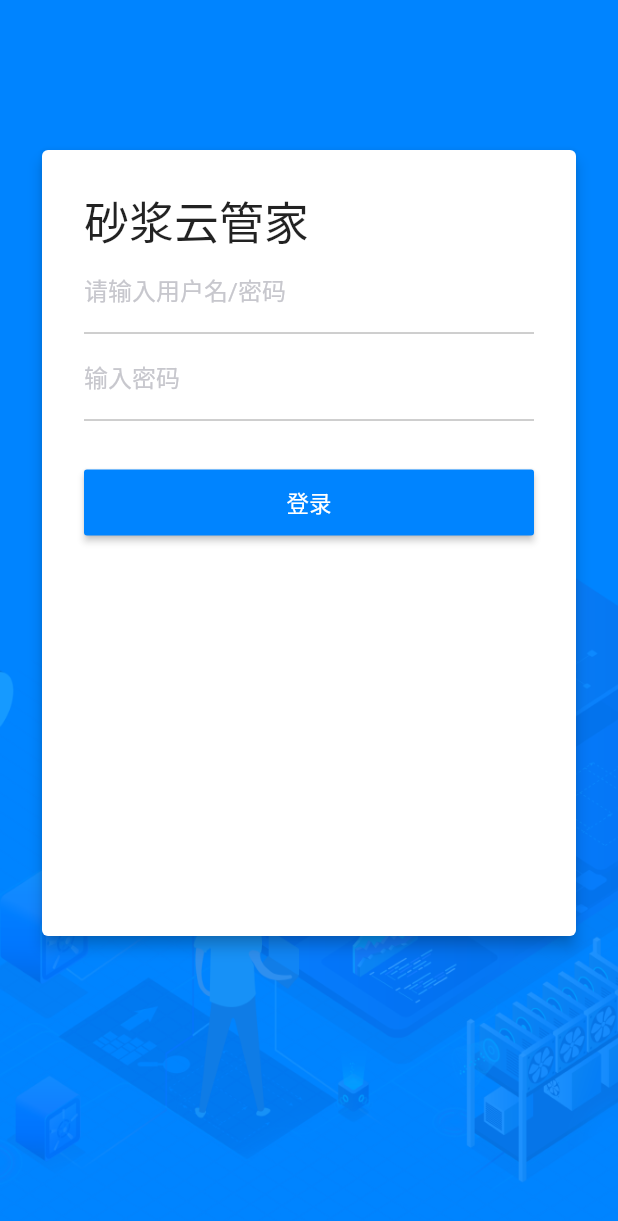
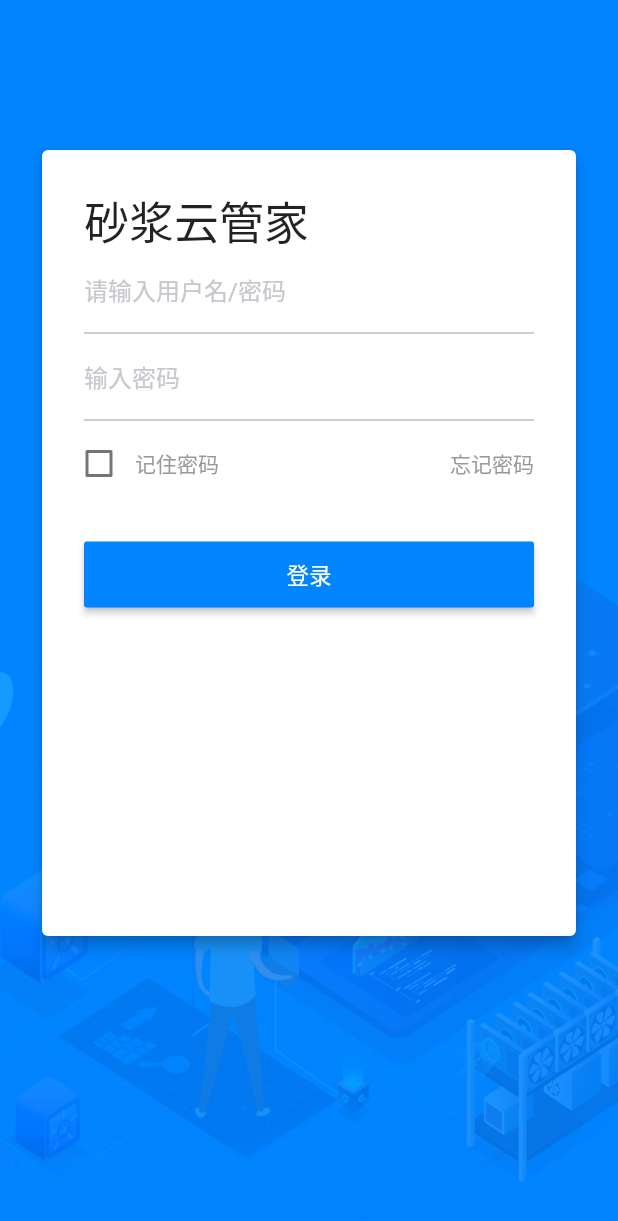
Before and after one commit to jieyu2333/flutter_saas, a Flutter app: the screen it shows after launch, on a phone screen of 412 x 824 dp. Shown: the top 1221 px of the screen. Run offline on Flutter 3.47's test engine with Material 2 defaults, Android fonts, the phone set to English and light mode, and no system bars.

Commit message:
登陆页面完善

```diff
--- a/lib/view/login_page.dart
+++ b/lib/view/login_page.dart
@@ -6,6 +6,16 @@ class LoginPage extends StatefulWidget {
 }
 
 class _LoginPageState extends State<LoginPage> {
+  bool _throwShotAway;
+
+  @override
+  void initState() {
+    super.initState();
+    setState(() {
+      _throwShotAway = false;
+    });
+  }
+
   @override
   Widget build(BuildContext context) {
     return Stack(
@@ -75,6 +85,52 @@ class _LoginPageState extends State<LoginPage> {
                     color: Colors.grey,
                   ),
                 ),
+                Row(
+                  mainAxisAlignment: MainAxisAlignment.spaceBetween,
+                  children: <Widget>[
+                    Row(
+                      children: <Widget>[
+                        Padding(
+                          padding:
+                              const EdgeInsets.fromLTRB(14.0, 0.0, 0.0, 0.0),
+                          child: Checkbox(
+                            value: _throwShotAway,
+                            onChanged: (newValue) {
+                              setState(
+                                () {
+                                  _throwShotAway = newValue;
+                                },
+                              );
+                            },
+                          ),
+                        ),
+                        Text(
+                          '记住密码',
+                          style: TextStyle(
+                            fontSize: 14,
+                            color: Color(0xFF999999),
+                          ),
+                        ),
+                      ],
+                    ),
+                    Padding(
+                      padding: const EdgeInsets.fromLTRB(0.0, 0.0, 28.0, 0.0),
+                      child: GestureDetector(
+                        onTap: () {
+                          print("忘记密码点击事件");
+                          setState(() {});
+                        },
+                        child: Text(
+                          '忘记密码',
+                          style: TextStyle(
+                            fontSize: 14,
+                            color: Color(0xFF999999),
+                          ),
+                        ),
+                      ),
+                    ),
+                  ],
+                ),
                 Padding(
                   padding: const EdgeInsets.all(28.0),
                   child: SizedBox(
@@ -83,7 +139,9 @@ class _LoginPageState extends State<LoginPage> {
                     child: RaisedButton(
                       textColor: Colors.white,
                       color: Color(0xFF0084FF),
-                      onPressed: () {},
+                      onPressed: () {
+                        print('登陆');
+                      },
                       child: Text(
                         '登录',
                         style: TextStyle(
```
